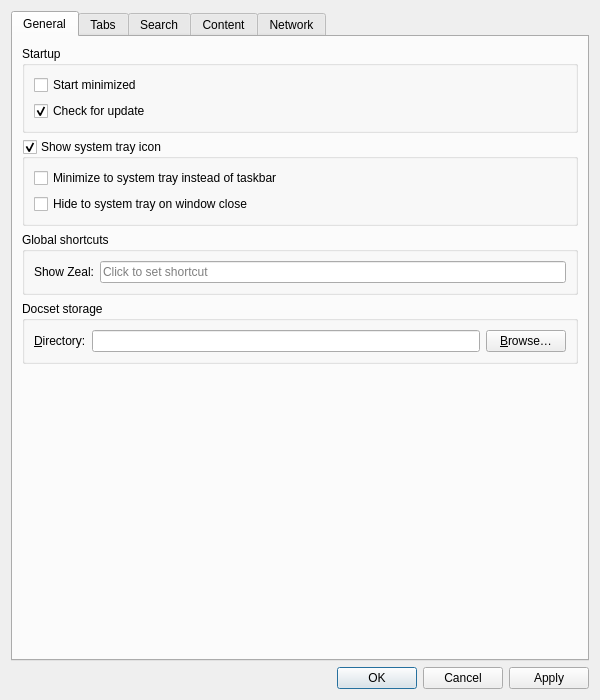
Above: src/libs/ui/settingsdialog.ui from zealdocs/zeal before the change. Below: the same form after it.
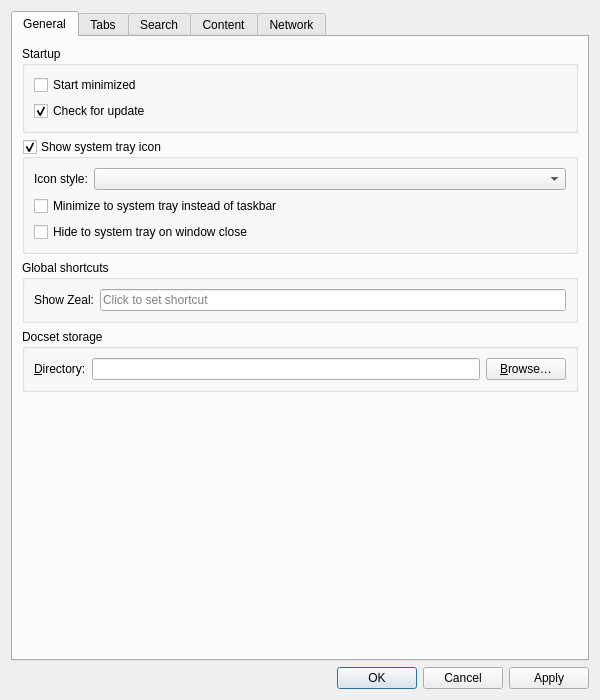
That is the form after the change. Custom widgets are drawn as their Qt base class.

Commit message:
fix(ui): make tray icon readable on dark panels
Fixes #1950.

The edit to the form file:
```diff
--- a/src/libs/ui/settingsdialog.ui
+++ b/src/libs/ui/settingsdialog.ui
@@ -62,6 +62,23 @@
           <bool>true</bool>
          </property>
          <layout class="QVBoxLayout" name="verticalLayout_8">
+          <item>
+           <layout class="QFormLayout" name="formLayout_5">
+            <property name="fieldGrowthPolicy">
+             <enum>QFormLayout::AllNonFixedFieldsGrow</enum>
+            </property>
+            <item row="0" column="0">
+             <widget class="QLabel" name="trayIconStyleLabel">
+              <property name="text">
+               <string>Icon style:</string>
+              </property>
+             </widget>
+            </item>
+            <item row="0" column="1">
+             <widget class="QComboBox" name="trayIconStyleComboBox"/>
+            </item>
+           </layout>
+          </item>
           <item>
            <widget class="QCheckBox" name="minimizeToSystrayCheckBox">
             <property name="text">
```
The commit also changes 11 other files.
